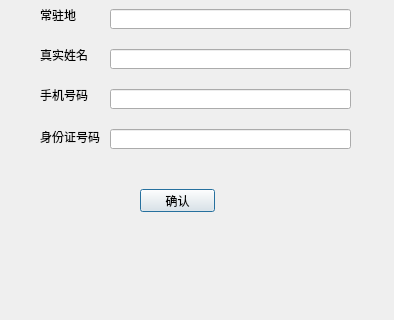
Before: the Qt Designer form register.ui in Dansheng/FlightSystem, drawn with Qt 5; both pictures show x 0 to 394 and y 231 to 551 of the 394 by 551 pixel window.
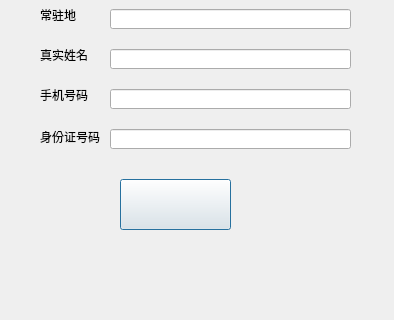
After: the same form once the commit is applied. Icons and pictures are not drawn.

What changed in the file:
```diff
--- a/register.ui
+++ b/register.ui
@@ -177,14 +177,17 @@
   <widget class="QPushButton" name="Sure_Button">
    <property name="geometry">
     <rect>
-     <x>140</x>
-     <y>420</y>
-     <width>75</width>
-     <height>23</height>
+     <x>120</x>
+     <y>410</y>
+     <width>111</width>
+     <height>51</height>
     </rect>
    </property>
+   <property name="styleSheet">
+    <string notr="true">border-image: url(:/images/sure_btn.png);</string>
+   </property>
    <property name="text">
-    <string>确认</string>
+    <string/>
    </property>
   </widget>
  </widget>
```
Left out of the diff: 12 changed lines with no effect on the pictures.
